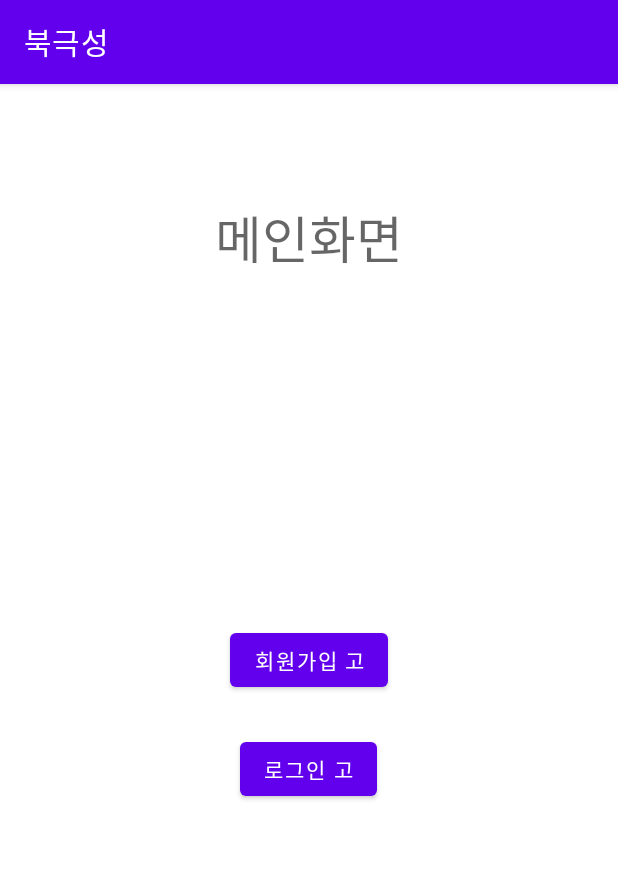
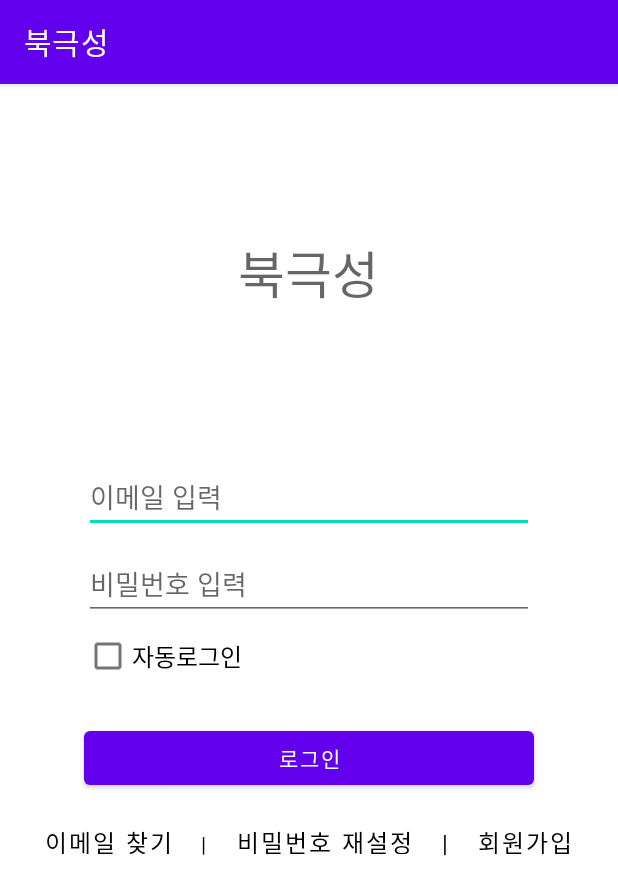
Before and after one commit to Chickweed10/polarstar-project-android-app, an Android app: the screen it shows after launch (MainActivity before the commit, LoginActivity after it), on a phone screen of 412 x 824 dp. Shown: the top 895 px of the screen. Run offline under Robolectric (Android 15) with nearby library versions, the phone set to English and light mode, and no system bars; our stand-ins replace Firebase (no records; nobody signed in at launch, a user with empty details on screens opened directly).

Commit message:
사용자 선택 기능 추가, 메인 activity& xml 삭제

```diff
--- a/PolarstarProject/app/src/main/AndroidManifest.xml
+++ b/PolarstarProject/app/src/main/AndroidManifest.xml
@@ -30,7 +30,7 @@
             android:name="com.google.android.geo.API_KEY"
             android:value="${MAPS_API_KEY}" />
 
-        <activity android:name=".MainActivity"
+        <activity android:name=".LoginActivity"
             android:exported="true">
             <intent-filter>
                 <action android:name="android.intent.action.MAIN" />
@@ -39,7 +39,6 @@
             </intent-filter>
         </activity>
 
-        <activity android:name=".LoginActivity" />
         <activity android:name=".UserSelectActivity" />
         <activity android:name=".DisabledRegisterActivity" />
         <activity android:name=".GuardianRegisterActivity"  />
--- a/PolarstarProject/app/src/main/java/com/example/polarstarproject/LoginActivity.java
+++ b/PolarstarProject/app/src/main/java/com/example/polarstarproject/LoginActivity.java
@@ -167,7 +167,7 @@ public class LoginActivity extends AppCompatActivity {
 
             @Override
             public void onClick(View view){
-                Intent intent = new Intent(getApplicationContext(), DisabledRegisterActivity.class);
+                Intent intent = new Intent(getApplicationContext(), UserSelectActivity.class);
                 startActivity(intent);
             }
         });
--- a/PolarstarProject/app/src/main/java/com/example/polarstarproject/MainActivity.java
+++ /dev/null
@@ -1,46 +0,0 @@
-package com.example.polarstarproject;
-
-import androidx.appcompat.app.AppCompatActivity;
-
-import android.content.Intent;
-import android.os.Bundle;
-import android.view.View;
-import android.widget.Button;
-
-import com.google.firebase.database.DatabaseReference;
-import com.google.firebase.database.FirebaseDatabase;
-
-public class MainActivity extends AppCompatActivity {
-
-    // 파이어베이스 데이터베이스 연동
-    private FirebaseDatabase database = FirebaseDatabase.getInstance();
-    private DatabaseReference databaseReference = database.getReference();
-
-    @Override
-    protected void onCreate(Bundle savedInstanceState) {
-        super.onCreate(savedInstanceState);
-        setContentView(R.layout.activity_main);
-
-        //로그인 버튼 클릭시 액티비티 전환
-        Button login_Btn = (Button) findViewById(R.id.login_Btn);
-        login_Btn.setOnClickListener(new View.OnClickListener(){
-
-            @Override
-            public void onClick(View view){
-                Intent intent = new Intent(getApplicationContext(), LoginActivity.class);
-                startActivity(intent);
-            }
-        });
-
-        //회원가입 버튼 클릭시 액티비티 전환
-        Button open_Btn = (Button) findViewById(R.id.open_Btn);
-        open_Btn.setOnClickListener(new View.OnClickListener(){
-
-            @Override
-            public void onClick(View view){
-                Intent intent = new Intent(getApplicationContext(), DisabledRegisterActivity.class);
-                startActivity(intent);
-            }
-        });
-    }
-}
--- a/PolarstarProject/app/src/main/java/com/example/polarstarproject/UserSelectActivity.java
+++ b/PolarstarProject/app/src/main/java/com/example/polarstarproject/UserSelectActivity.java
@@ -7,21 +7,21 @@ import android.widget.Button;
 
 import androidx.appcompat.app.AppCompatActivity;
 
-public class UserSelectActivity extends AppCompatActivity{
-    //Button btNonDisU, btDisU;
+public class UserSelectActivity extends AppCompatActivity implements View.OnClickListener{
+    Button btNonDisU, btDisU;
 
-    /*@Override
+    @Override
     protected void onCreate(Bundle savedInstanceState) {
         super.onCreate(savedInstanceState);
-        setContentView(R.layout.); //보호자, 장애인 선택 xml
+        setContentView(R.layout.activity_user_select); //보호자, 장애인 선택 xml
 
         btNonDisU = (Button) findViewById(R.id.btNonDisU); //보호자 버튼
         btDisU = (Button) findViewById(R.id.btDisU); //장애인 버튼
 
         btNonDisU.setOnClickListener(this);
         btDisU.setOnClickListener(this);
-    }*/
-    /*@Override
+    }
+    @Override
     public void onClick(View v) {
         switch (v.getId()) {
             case R.id.btNonDisU: //보호자 버튼 클릭 시
@@ -32,5 +32,5 @@ public class UserSelectActivity extends AppCompatActivity{
                 Intent DisabledIntent = new Intent(this, DisabledRegisterActivity.class);
                 startActivity(DisabledIntent);
         }
-    }*/
+    }
 }
--- a/PolarstarProject/app/src/main/java/com/example/polarstarproject/brsActivity.java
+++ /dev/null
@@ -1,2 +0,0 @@
-package com.example.polarstarproject;public class brs {
-}
--- a/PolarstarProject/app/src/main/res/layout/activity_main.xml
+++ /dev/null
@@ -1,37 +0,0 @@
-<?xml version="1.0" encoding="utf-8"?>
-<RelativeLayout xmlns:android="http://schemas.android.com/apk/res/android"
-    xmlns:app="http://schemas.android.com/apk/res-auto"
-    xmlns:tools="http://schemas.android.com/tools"
-    android:layout_width="match_parent"
-    android:layout_height="match_parent"
-    tools:context=".MainActivity">
-
-    <Button
-        android:id="@+id/open_Btn"
-        android:layout_width="wrap_content"
-        android:layout_height="wrap_content"
-        android:layout_centerVertical="true"
-        android:layout_centerHorizontal="true"
-        android:text="회원가입 고" />
-
-    <Button
-        android:id="@+id/login_Btn"
-        android:layout_width="wrap_content"
-        android:layout_height="wrap_content"
-        android:layout_alignParentBottom="true"
-        android:layout_centerHorizontal="true"
-        android:layout_marginBottom="287dp"
-        android:text="로그인 고" />
-
-
-    <TextView
-        android:id="@+id/textView2"
-        android:layout_width="wrap_content"
-        android:layout_height="wrap_content"
-        android:layout_alignParentBottom="true"
-        android:layout_centerHorizontal="true"
-        android:layout_marginBottom="640dp"
-        android:text="메인화면"
-        android:textAppearance="@style/TextAppearance.AppCompat.Display1" />
-
-</RelativeLayout>
```
Also changed, not shown: 2 other files.
